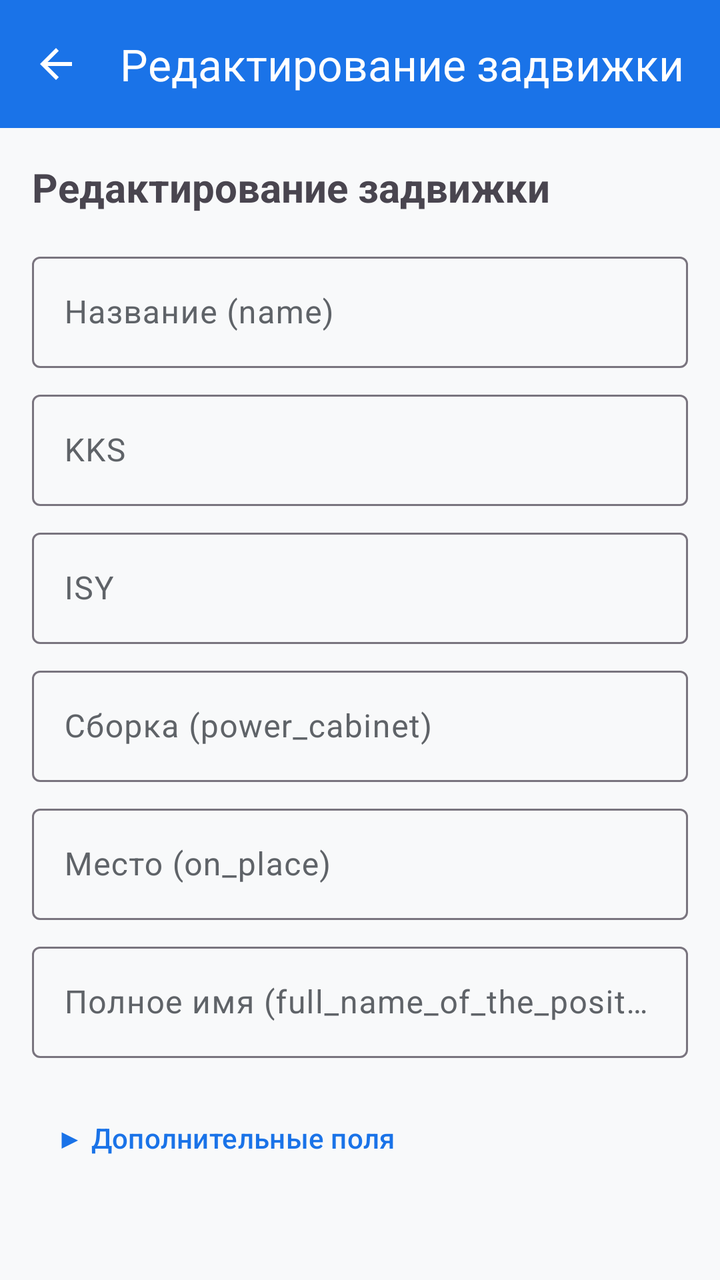
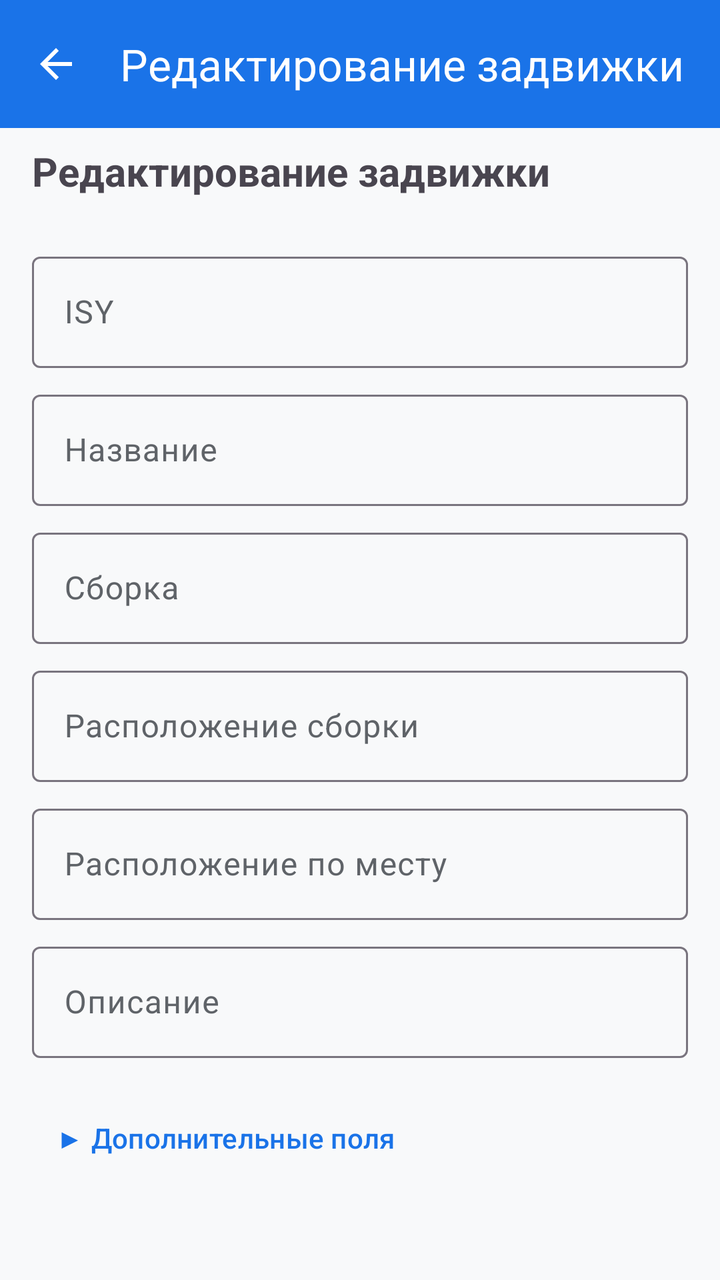

Compare the two renders of this Android layout. The source of the first and the diff that turns it into the second are given below.
<!-- AndroidManifest.xml: application theme Theme.FocusApp -->
<!-- res/layout/activity_detail.xml -->
<?xml version="1.0" encoding="utf-8"?>
<LinearLayout xmlns:android="http://schemas.android.com/apk/res/android"
    xmlns:app="http://schemas.android.com/apk/res-auto"
    android:layout_width="match_parent"
    android:layout_height="match_parent"
    android:orientation="vertical"
    android:background="?android:attr/windowBackground">

    
    
    
    <androidx.appcompat.widget.Toolbar
        android:id="@+id/toolbar"
        android:layout_width="match_parent"
        android:layout_height="?attr/actionBarSize"
        android:background="?attr/colorPrimary"
        android:theme="@style/ThemeOverlay.AppCompat.Dark.ActionBar"
        app:titleTextColor="@android:color/white"
        app:title="Редактирование задвижки"
        app:navigationIcon="?attr/homeAsUpIndicator" />

    
    
    
    <ScrollView
        android:layout_width="match_parent"
        android:layout_height="0dp"
        android:layout_weight="1"
        android:fillViewport="true">

        <LinearLayout
            android:layout_width="match_parent"
            android:layout_height="wrap_content"
            android:orientation="vertical"
            android:padding="16dp">

            
            <TextView
                android:id="@+id/tvValveTitle"
                android:layout_width="match_parent"
                android:layout_height="wrap_content"
                android:text="Редактирование задвижки"
                android:textSize="20sp"
                android:textStyle="bold"
                android:layout_marginBottom="16dp" />

            
            <com.google.android.material.textfield.TextInputLayout
                style="@style/Widget.Material3.TextInputLayout.OutlinedBox"
                android:layout_width="match_parent"
                android:layout_height="wrap_content"
                android:hint="Название (name)"
                android:layout_marginBottom="8dp">

                <com.google.android.material.textfield.TextInputEditText
                    android:id="@+id/etName"
                    android:layout_width="match_parent"
                    android:layout_height="wrap_content"
                    android:inputType="text" />
            </com.google.android.material.textfield.TextInputLayout>

            <com.google.android.material.textfield.TextInputLayout
                style="@style/Widget.Material3.TextInputLayout.OutlinedBox"
                android:layout_width="match_parent"
                android:layout_height="wrap_content"
                android:hint="KKS"
                android:layout_marginBottom="8dp">

                <com.google.android.material.textfield.TextInputEditText
                    android:id="@+id/etKks"
                    android:layout_width="match_parent"
                    android:layout_height="wrap_content"
                    android:inputType="text" />
            </com.google.android.material.textfield.TextInputLayout>

            <com.google.android.material.textfield.TextInputLayout
                style="@style/Widget.Material3.TextInputLayout.OutlinedBox"
                android:layout_width="match_parent"
                android:layout_height="wrap_content"
                android:hint="ISY"
                android:layout_marginBottom="8dp">

                <com.google.android.material.textfield.TextInputEditText
                    android:id="@+id/etIsy"
                    android:layout_width="match_parent"
                    android:layout_height="wrap_content"
                    android:inputType="text" />
            </com.google.android.material.textfield.TextInputLayout>

            <com.google.android.material.textfield.TextInputLayout
                style="@style/Widget.Material3.TextInputLayout.OutlinedBox"
                android:layout_width="match_parent"
                android:layout_height="wrap_content"
                android:hint="Сборка (power_cabinet)"
                android:layout_marginBottom="8dp">

                <com.google.android.material.textfield.TextInputEditText
                    android:id="@+id/etPowerCabinet"
                    android:layout_width="match_parent"
                    android:layout_height="wrap_content"
                    android:inputType="text" />
            </com.google.android.material.textfield.TextInputLayout>

            <com.google.android.material.textfield.TextInputLayout
                style="@style/Widget.Material3.TextInputLayout.OutlinedBox"
                android:layout_width="match_parent"
                android:layout_height="wrap_content"
                android:hint="Место (on_place)"
                android:layout_marginBottom="8dp">

                <com.google.android.material.textfield.TextInputEditText
                    android:id="@+id/etOnPlace"
                    android:layout_width="match_parent"
                    android:layout_height="wrap_content"
                    android:inputType="text" />
            </com.google.android.material.textfield.TextInputLayout>

            <com.google.android.material.textfield.TextInputLayout
                style="@style/Widget.Material3.TextInputLayout.OutlinedBox"
                android:layout_width="match_parent"
                android:layout_height="wrap_content"
                android:hint="Полное имя (full_name_of_the_position)"
                android:layout_marginBottom="8dp">

                <com.google.android.material.textfield.TextInputEditText
                    android:id="@+id/etFullName"
                    android:layout_width="match_parent"
                    android:layout_height="wrap_content"
                    android:inputType="text" />
            </com.google.android.material.textfield.TextInputLayout>

            
            <com.google.android.material.button.MaterialButton
                android:id="@+id/btnToggleExtra"
                android:layout_width="wrap_content"
                android:layout_height="wrap_content"
                android:layout_marginTop="8dp"
                android:layout_marginBottom="8dp"
                android:text="▶ Дополнительные поля"
                style="@style/Widget.Material3.Button.TextButton" />

            <LinearLayout
                android:id="@+id/extraFieldsContainer"
                android:layout_width="match_parent"
                android:layout_height="wrap_content"
                android:orientation="vertical"
                android:visibility="gone">

                <com.google.android.material.textfield.TextInputLayout
                    style="@style/Widget.Material3.TextInputLayout.OutlinedBox"
                    android:layout_width="match_parent"
                    android:layout_height="wrap_content"
                    android:hint="name_eng"
                    android:layout_marginBottom="8dp">

                    <com.google.android.material.textfield.TextInputEditText
                        android:id="@+id/etNameEng"
                        android:layout_width="match_parent"
                        android:layout_height="wrap_content"
                        android:inputType="text" />
                </com.google.android.material.textfield.TextInputLayout>

                <com.google.android.material.textfield.TextInputLayout
                    style="@style/Widget.Material3.TextInputLayout.OutlinedBox"
                    android:layout_width="match_parent"
                    android:layout_height="wrap_content"
                    android:hint="ap_50"
                    android:layout_marginBottom="8dp">

                    <com.google.android.material.textfield.TextInputEditText
                        android:id="@+id/etAp50"
                        android:layout_width="match_parent"
                        android:layout_height="wrap_content"
                        android:inputType="text" />
                </com.google.android.material.textfield.TextInputLayout>

                <com.google.android.material.textfield.TextInputLayout
                    style="@style/Widget.Material3.TextInputLayout.OutlinedBox"
                    android:layout_width="match_parent"
                    android:layout_height="wrap_content"
                    android:hint="mark"
                    android:layout_marginBottom="8dp">

                    <com.google.android.material.textfield.TextInputEditText
                        android:id="@+id/etMark"
                        android:layout_width="match_parent"
                        android:layout_height="wrap_content"
                        android:inputType="text" />
                </com.google.android.material.textfield.TextInputLayout>

                <com.google.android.material.textfield.TextInputLayout
                    style="@style/Widget.Material3.TextInputLayout.OutlinedBox"
                    android:layout_width="match_parent"
                    android:layout_height="wrap_content"
                    android:hint="cda_cabinet"
                    android:layout_marginBottom="8dp">

                    <com.google.android.material.textfield.TextInputEditText
                        android:id="@+id/etCdaCabinet"
                        android:layout_width="match_parent"
                        android:layout_height="wrap_content"
                        android:inputType="text" />
                </com.google.android.material.textfield.TextInputLayout>

                <com.google.android.material.textfield.TextInputLayout
                    style="@style/Widget.Material3.TextInputLayout.OutlinedBox"
                    android:layout_width="match_parent"
                    android:layout_height="wrap_content"
                    android:hint="cda_cabinet_position"
                    android:layout_marginBottom="8dp">

                    <com.google.android.material.textfield.TextInputEditText
                        android:id="@+id/etCdaCabinetPosition"
                        android:layout_width="match_parent"
                        android:layout_height="wrap_content"
                        android:inputType="text" />
                </com.google.android.material.textfield.TextInputLayout>

                <com.google.android.material.textfield.TextInputLayout
                    style="@style/Widget.Material3.TextInputLayout.OutlinedBox"
                    android:layout_width="match_parent"
                    android:layout_height="wrap_content"
                    android:hint="slot"
                    android:layout_marginBottom="8dp">

                    <com.google.android.material.textfield.TextInputEditText
                        android:id="@+id/etSlot"
                        android:layout_width="match_parent"
                        android:layout_height="wrap_content"
                        android:inputType="text" />
                </com.google.android.material.textfield.TextInputLayout>
            </LinearLayout>

            
            <TextView
                android:id="@+id/tvStatus"
                android:layout_width="match_parent"
                android:layout_height="wrap_content"
                android:text=""
                android:textSize="14sp"
                android:textAlignment="center"
                android:layout_marginTop="8dp"
                android:visibility="gone" />

        </LinearLayout>
    </ScrollView>

</LinearLayout>
<!-- resources referenced by this layout -->
<resources>
  <style name="Theme.FocusApp" parent="Theme.Material3.DayNight.NoActionBar">
          
          <item name="colorPrimary">@color/primary</item>
          <item name="colorPrimaryContainer">@color/primary_container</item>
          <item name="colorSecondary">@color/secondary</item>
          <item name="colorTertiary">@color/tertiary</item>
  
          
          <item name="colorOnPrimary">@color/on_primary</item>
          <item name="colorOnSurface">@color/on_surface</item>
          <item name="colorOnSurfaceVariant">@color/on_surface_secondary</item>
  
          
          <item name="colorSurface">@color/surface</item>
          <item name="colorSurfaceVariant">@color/surface_variant</item>
          <item name="android:colorBackground">@color/background</item>
  
          
          <item name="android:statusBarColor">@color/status_bar</item>
  
          
          <item name="android:navigationBarColor">@color/surface</item>
      </style>
  <color name="primary">#1A73E8</color>
  <color name="primary_container">#D2E3FC</color>
  <color name="secondary">#03DAC6</color>
  <color name="tertiary">#FF6B6B</color>
  <color name="on_primary">#FFFFFF</color>
  <color name="on_surface">#202124</color>
  <color name="on_surface_secondary">#5F6368</color>
  <color name="surface">#FFFFFF</color>
  <color name="surface_variant">#F5F5F5</color>
  <color name="background">#F8F9FA</color>
  <color name="status_bar">#FFFFFF</color>
</resources>

<!-- the commit's change to res/layout/activity_detail.xml (unified diff, before → after) -->
@@ -22,6 +22,21 @@
     
     
     
+    <TextView
+        android:id="@+id/tvValveTitle"
+        android:layout_width="match_parent"
+        android:layout_height="wrap_content"
+        android:text="Редактирование задвижки"
+        android:textSize="20sp"
+        android:textStyle="bold"
+        android:layout_marginTop="8dp"
+        android:layout_marginBottom="8dp"
+        android:paddingStart="16dp"
+        android:paddingEnd="16dp" />
+
+    
+    
+    
     <ScrollView
         android:layout_width="match_parent"
         android:layout_height="0dp"
@@ -35,21 +50,30 @@
             android:padding="16dp">
 
             
-            <TextView
-                android:id="@+id/tvValveTitle"
-                android:layout_width="match_parent"
-                android:layout_height="wrap_content"
-                android:text="Редактирование задвижки"
-                android:textSize="20sp"
-                android:textStyle="bold"
-                android:layout_marginBottom="16dp" />
-
-            
-            <com.google.android.material.textfield.TextInputLayout
-                style="@style/Widget.Material3.TextInputLayout.OutlinedBox"
-                android:layout_width="match_parent"
-                android:layout_height="wrap_content"
-                android:hint="Название (name)"
+            
+            
+            <com.google.android.material.textfield.TextInputLayout
+                style="@style/Widget.Material3.TextInputLayout.OutlinedBox"
+                android:layout_width="match_parent"
+                android:layout_height="wrap_content"
+                android:hint="ISY"
+                android:layout_marginBottom="8dp">
+
+                <com.google.android.material.textfield.TextInputEditText
+                    android:id="@+id/etIsy"
+                    android:layout_width="match_parent"
+                    android:layout_height="wrap_content"
+                    android:inputType="text" />
+            </com.google.android.material.textfield.TextInputLayout>
+
+            
+            
+            
+            <com.google.android.material.textfield.TextInputLayout
+                style="@style/Widget.Material3.TextInputLayout.OutlinedBox"
+                android:layout_width="match_parent"
+                android:layout_height="wrap_content"
+                android:hint="Название"
                 android:layout_marginBottom="8dp">
 
                 <com.google.android.material.textfield.TextInputEditText
@@ -59,39 +83,14 @@
                     android:inputType="text" />
             </com.google.android.material.textfield.TextInputLayout>
 
-            <com.google.android.material.textfield.TextInputLayout
-                style="@style/Widget.Material3.TextInputLayout.OutlinedBox"
-                android:layout_width="match_parent"
-                android:layout_height="wrap_content"
-                android:hint="KKS"
-                android:layout_marginBottom="8dp">
-
-                <com.google.android.material.textfield.TextInputEditText
-                    android:id="@+id/etKks"
-                    android:layout_width="match_parent"
-                    android:layout_height="wrap_content"
-                    android:inputType="text" />
-            </com.google.android.material.textfield.TextInputLayout>
-
-            <com.google.android.material.textfield.TextInputLayout
-                style="@style/Widget.Material3.TextInputLayout.OutlinedBox"
-                android:layout_width="match_parent"
-                android:layout_height="wrap_content"
-                android:hint="ISY"
-                android:layout_marginBottom="8dp">
-
-                <com.google.android.material.textfield.TextInputEditText
-                    android:id="@+id/etIsy"
-                    android:layout_width="match_parent"
-                    android:layout_height="wrap_content"
-                    android:inputType="text" />
-            </com.google.android.material.textfield.TextInputLayout>
-
-            <com.google.android.material.textfield.TextInputLayout
-                style="@style/Widget.Material3.TextInputLayout.OutlinedBox"
-                android:layout_width="match_parent"
-                android:layout_height="wrap_content"
-                android:hint="Сборка (power_cabinet)"
+            
+            
+            
+            <com.google.android.material.textfield.TextInputLayout
+                style="@style/Widget.Material3.TextInputLayout.OutlinedBox"
+                android:layout_width="match_parent"
+                android:layout_height="wrap_content"
+                android:hint="Сборка"
                 android:layout_marginBottom="8dp">
 
                 <com.google.android.material.textfield.TextInputEditText
@@ -101,11 +100,31 @@
                     android:inputType="text" />
             </com.google.android.material.textfield.TextInputLayout>
 
-            <com.google.android.material.textfield.TextInputLayout
-                style="@style/Widget.Material3.TextInputLayout.OutlinedBox"
-                android:layout_width="match_parent"
-                android:layout_height="wrap_content"
-                android:hint="Место (on_place)"
+            
+            
+            
+            <com.google.android.material.textfield.TextInputLayout
+                style="@style/Widget.Material3.TextInputLayout.OutlinedBox"
+                android:layout_width="match_parent"
+                android:layout_height="wrap_content"
+                android:hint="Расположение сборки"
+                android:layout_marginBottom="8dp">
+
+                <com.google.android.material.textfield.TextInputEditText
+                    android:id="@+id/etLocationDescription"
+                    android:layout_width="match_parent"
+                    android:layout_height="wrap_content"
+                    android:inputType="text" />
+            </com.google.android.material.textfield.TextInputLayout>
+
+            
+            
+            
+            <com.google.android.material.textfield.TextInputLayout
+                style="@style/Widget.Material3.TextInputLayout.OutlinedBox"
+                android:layout_width="match_parent"
+                android:layout_height="wrap_content"
+                android:hint="Расположение по месту"
                 android:layout_marginBottom="8dp">
 
                 <com.google.android.material.textfield.TextInputEditText
@@ -115,11 +134,14 @@
                     android:inputType="text" />
             </com.google.android.material.textfield.TextInputLayout>
 
-            <com.google.android.material.textfield.TextInputLayout
-                style="@style/Widget.Material3.TextInputLayout.OutlinedBox"
-                android:layout_width="match_parent"
-                android:layout_height="wrap_content"
-                android:hint="Полное имя (full_name_of_the_position)"
+            
+            
+            
+            <com.google.android.material.textfield.TextInputLayout
+                style="@style/Widget.Material3.TextInputLayout.OutlinedBox"
+                android:layout_width="match_parent"
+                android:layout_height="wrap_content"
+                android:hint="Описание"
                 android:layout_marginBottom="8dp">
 
                 <com.google.android.material.textfield.TextInputEditText
@@ -129,6 +151,8 @@
                     android:inputType="text" />
             </com.google.android.material.textfield.TextInputLayout>
 
+            
+            
             
             <com.google.android.material.button.MaterialButton
                 android:id="@+id/btnToggleExtra"
@@ -145,6 +169,21 @@
                 android:layout_height="wrap_content"
                 android:orientation="vertical"
                 android:visibility="gone">
+
+                
+                <com.google.android.material.textfield.TextInputLayout
+                    style="@style/Widget.Material3.TextInputLayout.OutlinedBox"
+                    android:layout_width="match_parent"
+                    android:layout_height="wrap_content"
+                    android:hint="KKS"
+                    android:layout_marginBottom="8dp">
+
+                    <com.google.android.material.textfield.TextInputEditText
+                        android:id="@+id/etKks"
+                        android:layout_width="match_parent"
+                        android:layout_height="wrap_content"
+                        android:inputType="text" />
+                </com.google.android.material.textfield.TextInputLayout>
 
                 <com.google.android.material.textfield.TextInputLayout
                     style="@style/Widget.Material3.TextInputLayout.OutlinedBox"
